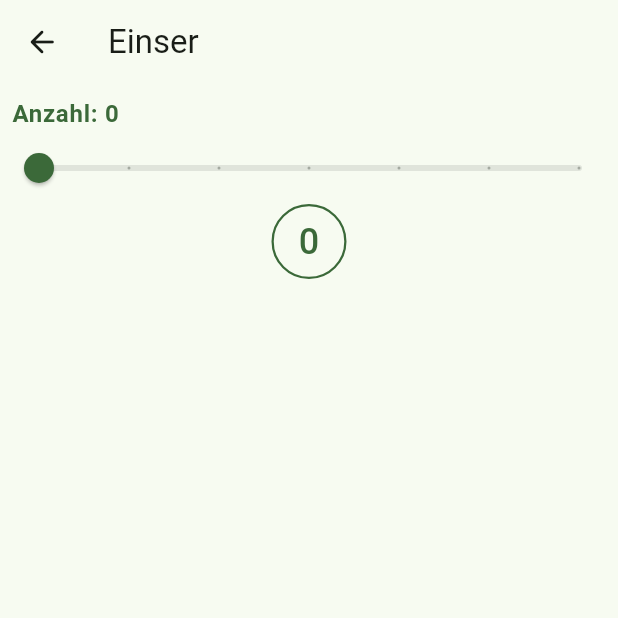
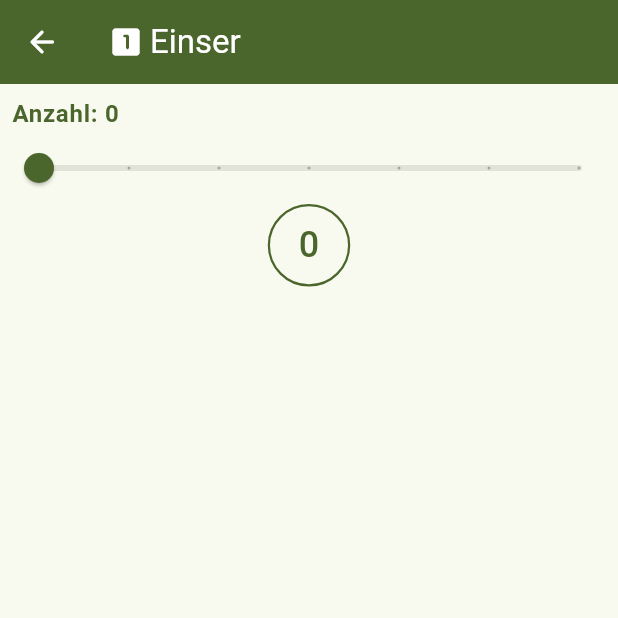
Before and after one commit to logianer/kniffelblock, a Flutter app: the screen it shows after launch, after a tap on "Einser", on a phone screen of 412 x 824 dp, the top half of it. Run offline on Flutter 3.47's test engine with Material 2 defaults, Android fonts, the phone set to English and light mode, and no system bars.

Commit message:
Change main.dart, upper_section_screen.dart

```diff
--- a/lib/main.dart
+++ b/lib/main.dart
@@ -1,5 +1,3 @@
-import 'dart:io';
-
 import 'package:flutter/material.dart';
 import 'package:kniffelblock/upper_section_screen.dart';
 
@@ -17,9 +15,15 @@ class MyApp extends StatelessWidget {
       title: 'Kniffelblock',
       debugShowCheckedModeBanner: false,
       theme: ThemeData(
-        colorScheme: ColorScheme.fromSeed(seedColor: Colors.green),
+        colorScheme: ColorScheme.fromSeed(seedColor: Colors.lightGreenAccent),
         useMaterial3: true,
       ),
+      darkTheme: ThemeData(
+        colorScheme: ColorScheme.fromSeed(
+            seedColor: Colors.lightGreenAccent, brightness: Brightness.dark),
+        useMaterial3: true,
+      ),
+      themeMode: ThemeMode.system,
       home: const MyHomePage(),
     );
   }
@@ -37,7 +41,8 @@ class _MyHomePageState extends State<MyHomePage> {
   Widget build(BuildContext context) {
     return Scaffold(
       appBar: AppBar(
-        backgroundColor: Theme.of(context).colorScheme.inversePrimary,
+        backgroundColor: Theme.of(context).colorScheme.primary,
+        foregroundColor: Theme.of(context).colorScheme.onPrimary,
         title: const Text('Kniffel'),
       ),
       body: ListView(
@@ -55,7 +60,8 @@ class _MyHomePageState extends State<MyHomePage> {
 Widget labelText(String text, BuildContext ctx) {
   return Text(text,
       style: Theme.of(ctx).textTheme.bodyLarge?.copyWith(
-          color: Theme.of(ctx).primaryColor, fontWeight: FontWeight.w600));
+          color: Theme.of(ctx).colorScheme.primary,
+          fontWeight: FontWeight.w600));
 }
 
 class ObenDisplay extends StatefulWidget {
@@ -69,14 +75,15 @@ Widget tappableListItem(
     {required String text,
     required IconData leadingIcon,
     String? description,
-    dynamic tapEvent}) {
+    dynamic tapEvent,
+    required BuildContext context}) {
   return ListTile(
       title: Text(text),
       subtitle: (description != null)
           ? Text(description,
               style: const TextStyle(color: Colors.grey, fontSize: 14.0))
           : null,
-      leading: Icon(leadingIcon, color: Colors.green),
+      leading: Icon(leadingIcon, color: Theme.of(context).colorScheme.primary),
       trailing: const Icon(Icons.chevron_right_rounded),
       onTap: () async {
         await Future.delayed(const Duration(milliseconds: 300));
@@ -84,15 +91,14 @@ Widget tappableListItem(
       });
 }
 
-upperTapEvent(BuildContext context, String title, int multiplier) {
+upperTapEvent(
+    BuildContext context, String title, int multiplier, IconData icon) {
   return () {
     Navigator.push(
       context,
       MaterialPageRoute(
-          builder: (context) => UpperSection(
-                title: title,
-                multiplier: multiplier,
-              )),
+          builder: (context) =>
+              UpperSection(title: title, multiplier: multiplier, icon: icon)),
     );
   };
 }
@@ -121,7 +127,8 @@ class _ObenDisplayState extends State<ObenDisplay> {
                 text: val[0],
                 description: 'Nur ${val[0]} zählen',
                 leadingIcon: val[1],
-                tapEvent: upperTapEvent(context, val[0], idx));
+                context: context,
+                tapEvent: upperTapEvent(context, val[0], idx, val[1]));
           }).toList()
         ]);
   }
@@ -137,34 +144,21 @@ class UntenDisplay extends StatelessWidget {
         padding: const EdgeInsets.all(8.0).copyWith(bottom: 0),
         child: labelText('Unten', context),
       ),
-      tappableListItem(
-          text: 'Dreierpasch',
-          description: 'Alle Augen zählen',
-          leadingIcon: Icons.casino_outlined),
-      tappableListItem(
-          text: 'Viererpasch',
-          description: 'alle Augen zählen',
-          leadingIcon: Icons.casino_outlined),
-      tappableListItem(
-          text: 'Full House',
-          description: '25 Punkte',
-          leadingIcon: Icons.house_rounded),
-      tappableListItem(
-          text: 'Kleine Straße',
-          description: '30 Punkte',
-          leadingIcon: Icons.signpost_rounded),
-      tappableListItem(
-          text: 'Große Straße',
-          description: '40 Punkte',
-          leadingIcon: Icons.signpost_rounded),
-      tappableListItem(
-          text: 'Kniffel',
-          description: '50 Punkte',
-          leadingIcon: Icons.casino_rounded),
-      tappableListItem(
-          text: 'Chance',
-          description: 'alle Augen zählen',
-          leadingIcon: Icons.restart_alt_rounded),
+      ...[
+        ['Dreierpasch', 'Alle Augen zählen', Icons.casino_outlined],
+        ['Viererpasch', 'Alle Augen zählen', Icons.casino_outlined],
+        ['Full House', '25 Punkte', Icons.house_rounded],
+        ['Kleine Straße', '30 Punkte', Icons.signpost_rounded],
+        ['Große Straße', '40 Punkte', Icons.signpost_rounded],
+        ['Kniffel', '50 Punkte', Icons.casino_rounded],
+        ['Chance', 'Alle Augen zählen', Icons.restart_alt_rounded]
+      ].map((l) {
+        return tappableListItem(
+            text: l[0].toString(),
+            description: l[1].toString(),
+            context: context,
+            leadingIcon: l[2] as IconData);
+      }).toList(),
       const Padding(padding: EdgeInsets.only(bottom: 16.0))
     ]);
   }
--- a/lib/upper_section_screen.dart
+++ b/lib/upper_section_screen.dart
@@ -2,27 +2,42 @@ import 'package:flutter/material.dart';
 import 'package:kniffelblock/main.dart';
 
 class UpperSection extends StatefulWidget {
-  const UpperSection({super.key, required this.title, required this.multiplier});
+  const UpperSection(
+      {super.key,
+      required this.title,
+      required this.multiplier,
+      required this.icon});
 
+  final IconData icon;
   final String title;
   final int multiplier;
+
   @override
   State<UpperSection> createState() => _UpperSectionState();
 }
 
 class _UpperSectionState extends State<UpperSection> {
   double _currentSliderValue = 0;
+
   @override
   Widget build(BuildContext context) {
     return Scaffold(
       appBar: AppBar(
+        backgroundColor: Theme.of(context).colorScheme.primary,
+        foregroundColor: Theme.of(context).colorScheme.onPrimary,
         leading: IconButton(
           icon: const Icon(Icons.arrow_back_rounded),
           onPressed: () {
             Navigator.pop(context);
           },
         ),
-        title: Text(widget.title),
+        title: Row(
+          children: [
+            Icon(widget.icon),
+            const SizedBox(width: 4.0),
+            Text(widget.title),
+          ],
+        ),
       ),
       body: Column(
         crossAxisAlignment: CrossAxisAlignment.start,
@@ -45,19 +60,22 @@ class _UpperSectionState extends State<UpperSection> {
           ),
           Center(
             child: Container(
-              height: 50,
-              width: 50,
-              decoration:
-              BoxDecoration(
-                borderRadius: BorderRadius.circular(100),
-                border: Border.all(width: 1.5+.25*_currentSliderValue, color: Theme.of(context).primaryColor)
-              ),
+              height: 55,
+              width: 55,
+              decoration: BoxDecoration(
+                  borderRadius: BorderRadius.circular(100),
+                  border: Border.all(
+                      width: 1.5 + .25 * _currentSliderValue,
+                      color: Theme.of(context).colorScheme.primary)),
               child: Center(
-                child: Text((_currentSliderValue.round()*widget.multiplier).toString(), style: TextStyle(
-                  color: Theme.of(context).primaryColor,
-                  fontSize: 24.0,
-                  fontWeight: FontWeight.w500,
-                ),),
+                child: Text(
+                  (_currentSliderValue.round() * widget.multiplier).toString(),
+                  style: TextStyle(
+                    color: Theme.of(context).colorScheme.primary,
+                    fontSize: 24.0,
+                    fontWeight: FontWeight.w500,
+                  ),
+                ),
               ),
             ),
           )
```
